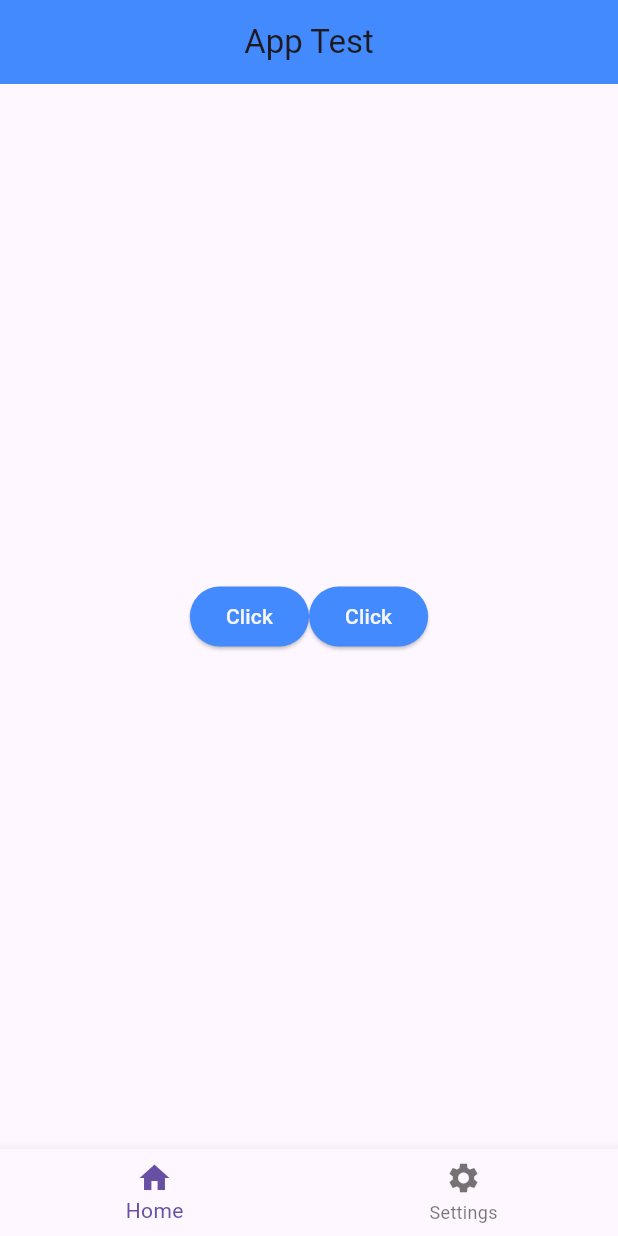
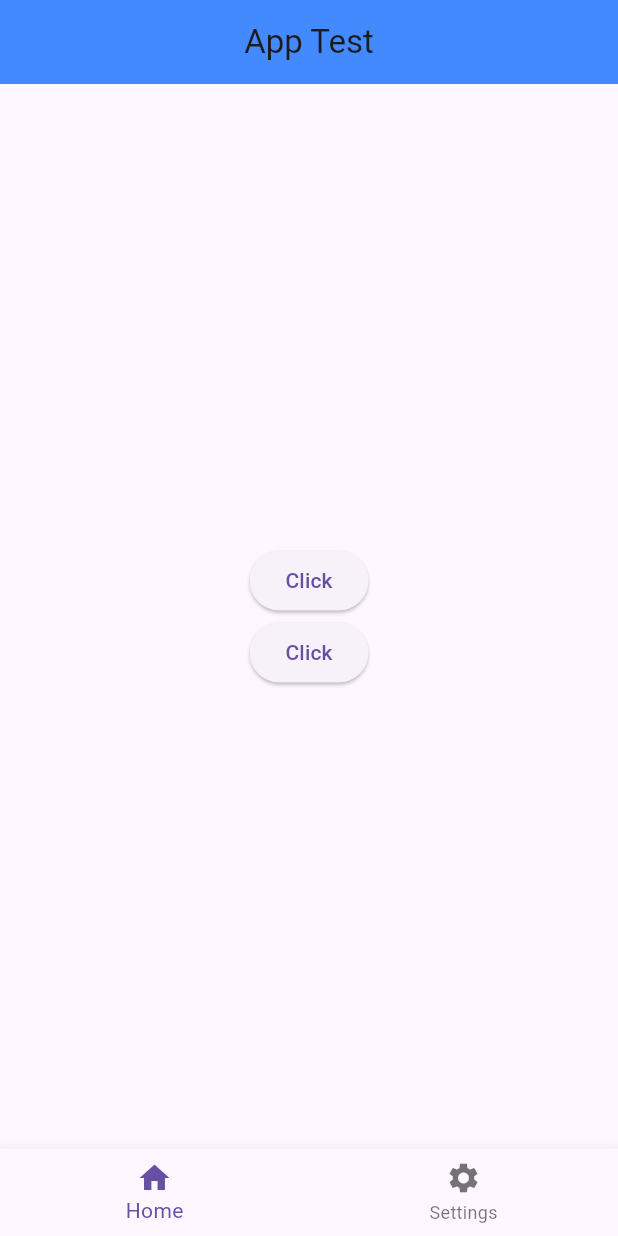
Before and after one commit to ProSkywalker16/fluttertest1, a Flutter app: the screen it shows after launch, on a phone screen of 412 x 824 dp. Run offline on Flutter 3.47's test engine with Material 3 defaults, Android fonts, the phone set to English and light mode, and no system bars; our stand-ins replace firebase_core; accounts and stored records are empty.

Commit message:
Revert "	modified:   lib/main.dart"

```diff
--- a/lib/main.dart
+++ b/lib/main.dart
@@ -26,18 +26,11 @@ class _MyAppState extends State<MyApp> {
         ),
         body: Center(
 
-          child: SizedBox(
-            width: double.infinity,
-            height:double.infinity,
-            child: Row(
+          child: Column(
             mainAxisAlignment:  MainAxisAlignment.center,
-              crossAxisAlignment: CrossAxisAlignment.center,
+            crossAxisAlignment: CrossAxisAlignment.start,
             children: [
               ElevatedButton(
-                  style: ElevatedButton.styleFrom(
-                    foregroundColor: Color.fromARGB(255, 246, 246, 246),
-                    backgroundColor: Colors.blueAccent,
-                  ),
                 onPressed: () {
                   setState(() {
                     buttonName = 'You have Clicked';
@@ -50,10 +43,6 @@ class _MyAppState extends State<MyApp> {
               ),
 
               ElevatedButton(
-                  style: ElevatedButton.styleFrom(
-                    foregroundColor: Color.fromARGB(255, 246, 246, 246),
-                    backgroundColor: Colors.blueAccent,
-                  ),
                 onPressed: () {
                   setState(() {
                     buttonName = 'LOL';
@@ -62,7 +51,6 @@ class _MyAppState extends State<MyApp> {
                 child: Text(buttonName),
               ),
             ],
-            ),
           ),
 
 
```
Lines whose indentation alone changed are shown as unchanged.
